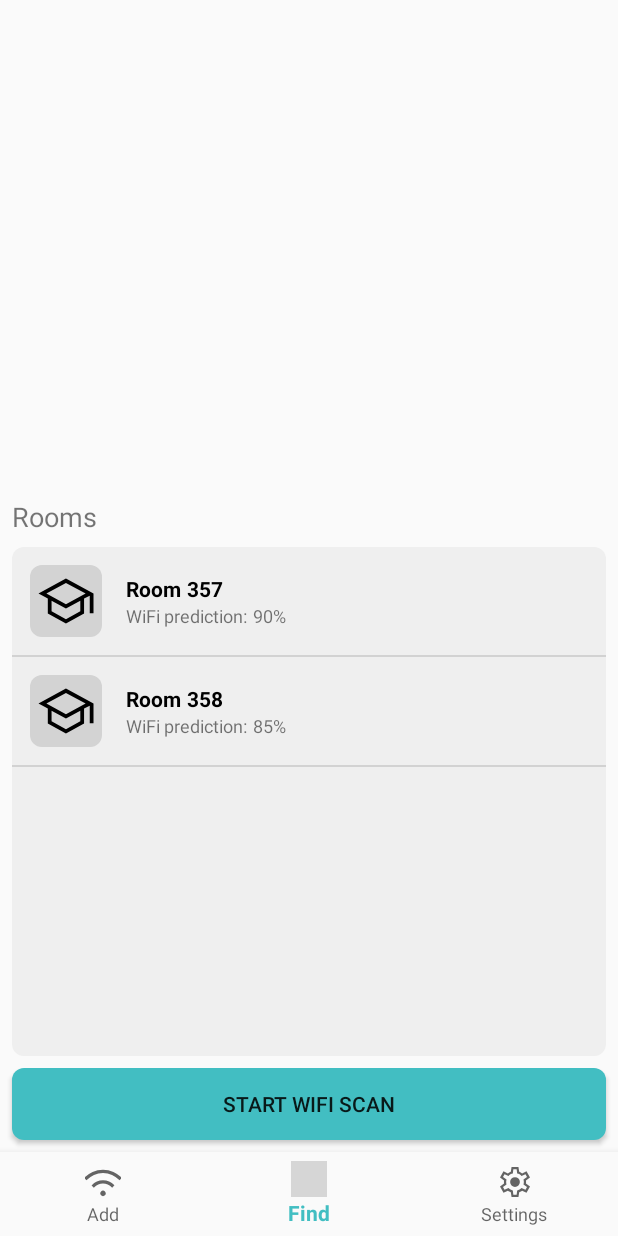
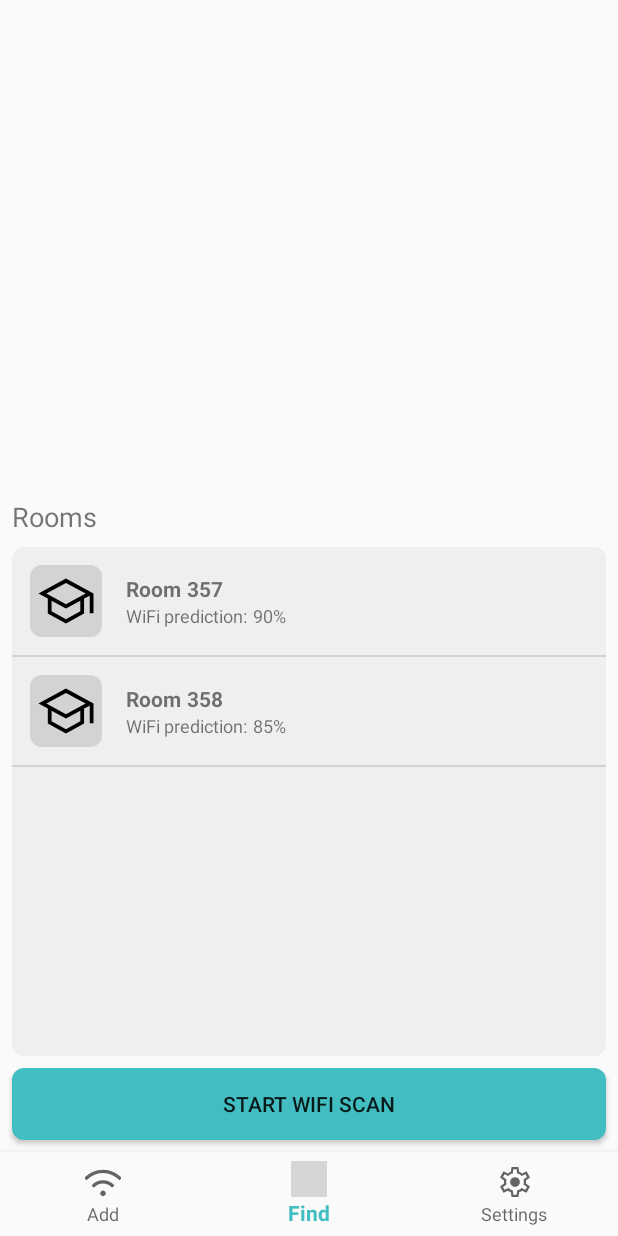
Before and after one commit to SirAntonySir/IntellitrackEnv, an Android app: the screen it shows after launch (MainActivity), item 2 of the bottom bar chosen, on a phone screen of 412 x 824 dp. Run offline under Robolectric (Android 15) with nearby library versions, the phone set to English and light mode, and no system bars; our stand-ins replace navigation-ui; libraries missing offline, so code that uses them is left out: com.davemorrissey.labs; plain views replace SubsamplingScaleImageView; 2 statements that could not run were skipped; grey boxes are pictures that could not be loaded.

Commit message:
color fixes

```diff
--- a/app/src/main/res/drawable/rounded_light_grey_background.xml
+++ b/app/src/main/res/drawable/rounded_light_grey_background.xml
@@ -1,4 +1,4 @@
 <shape xmlns:android="http://schemas.android.com/apk/res/android">
-        <solid android:color="@color/light_grey" />
+        <solid android:color="?attr/colorPrimaryVariant" />
         <corners android:radius="8dp" /> <!-- Use an appropriate radius for your design -->
 </shape>
--- a/app/src/main/res/layout/find_list_item.xml
+++ b/app/src/main/res/layout/find_list_item.xml
@@ -40,8 +40,7 @@
                 android:layout_height="wrap_content"
                 android:text="Room"
                 android:textSize="14sp"
-                android:textStyle="bold"
-                android:textColor="@color/black"/>
+                android:textStyle="bold" />
 
             <TextView
                 android:id="@+id/roomNumberValue"
@@ -50,8 +49,7 @@
                 android:layout_marginStart="4dp"
                 android:text="1"
                 android:textSize="14sp"
-                android:textStyle="bold"
-                android:textColor="@color/black"/>
+                android:textStyle="bold" />
         </LinearLayout>
 
         <LinearLayout
--- a/app/src/main/res/values-night/themes.xml
+++ b/app/src/main/res/values-night/themes.xml
@@ -11,6 +11,8 @@
         <item name="colorOnPrimary">@color/black</item>
         <item name="colorOnSecondary">@color/black</item>
         <item name="colorAccent">@color/accentNight</item>
+        <item name="colorPrimaryVariant">@color/ListNight</item>
+
         <!-- Status bar color. -->
         <item name="android:statusBarColor">@color/BackgroundNight</item>
         <item name="android:windowLightStatusBar">false</item>
--- a/app/src/main/res/values/colors.xml
+++ b/app/src/main/res/values/colors.xml
@@ -9,9 +9,10 @@
     <color name="black">#FF000000</color>
     <color name="white">#FFFFFFFF</color>
     <color name="grey">#D3D3D3</color>
-    <color name="light_grey">#EFEFEF</color>
     <color name="BackgroundDay">#f0fafa</color>
     <color name="BackgroundNight">#e4f7f7</color>
+    <color name="ListDay">#EFEFEF</color>
+    <color name="ListNight">#4C4C4C</color>
     <color name="TextColorDay">#081b1b</color>
     <color name="TextColorNight">#FFFFFF</color>
 
--- a/app/src/main/res/values/themes.xml
+++ b/app/src/main/res/values/themes.xml
@@ -13,6 +13,7 @@
         <!-- Secondary brand color. -->
         <item name="colorAccent">@color/accentDay</item>
         <item name="colorOnSecondary">@color/black</item>
+        <item name="colorPrimaryVariant">@color/ListDay</item>
         <!-- Status bar color. -->
         <item name="android:statusBarColor">@color/BackgroundDay</item>
         <item name="android:windowLightStatusBar">true</item>
```
